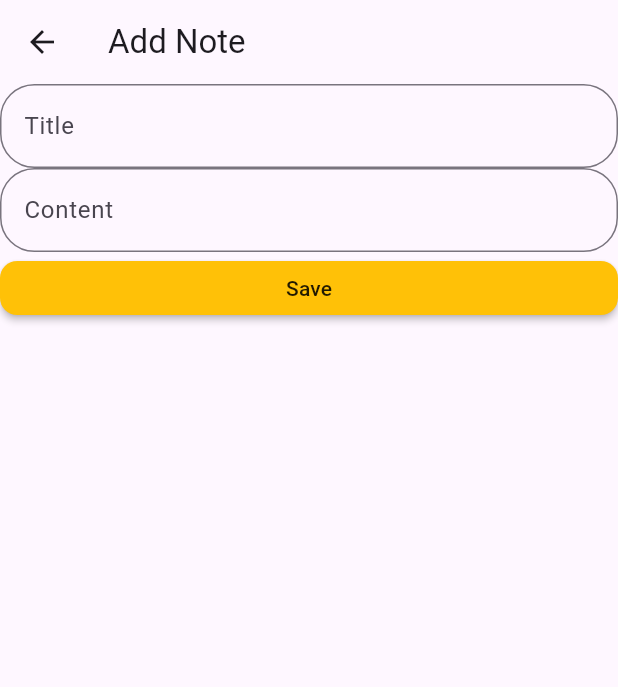
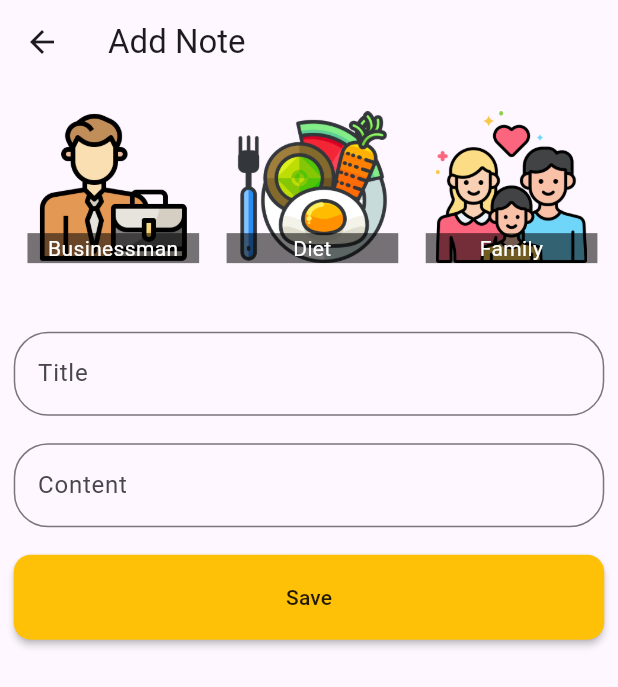
Before and after one commit to mohammedsaleh123/note_app_v2, a Flutter app: the AddNoteView screen opened by its route, on a phone screen of 412 x 824 dp. Shown: the top 687 px of the screen. Run offline on Flutter 3.47's test engine with Material 3 defaults, Android fonts, the phone set to English and light mode, and no system bars; our stand-ins replace expandable_text, flutter_bloc, flutter_screenutil, get, sqflite; accounts and stored records are empty.

Commit message:
create images list for display them

```diff
--- a/lib/business_logic/cubit/note_cubit.dart
+++ b/lib/business_logic/cubit/note_cubit.dart
@@ -1,6 +1,6 @@
 import 'package:flutter/material.dart';
 import 'package:flutter_bloc/flutter_bloc.dart';
-import 'package:note_app_v2/data/cache_services/database_service.dart';
+import 'package:note_app_v2/core/app_strings.dart';
 import 'package:note_app_v2/data/models/note_model.dart';
 import 'package:note_app_v2/data/repository/note_repo.dart';
 
@@ -8,8 +8,12 @@ part 'note_state.dart';
 
 class NoteCubit extends Cubit<NoteState> {
   NoteCubit() : super(NoteInitial());
+  TextEditingController titleController = TextEditingController();
+  TextEditingController contentController = TextEditingController();
   final Repository repository = Repository();
   List<NoteModel> notes = [];
+  String imageChoose = '';
+  String imageTitle = '';
 
   @override
   void onChange(Change<NoteState> change) {
@@ -25,9 +29,6 @@ class NoteCubit extends Cubit<NoteState> {
   // Future<void> close() {
   //   return super.close();
   // }
-
-  TextEditingController titleController = TextEditingController();
-  TextEditingController contentController = TextEditingController();
 
   void createDatabase() {
     try {
@@ -46,10 +47,10 @@ class NoteCubit extends Cubit<NoteState> {
     }
   }
 
-  void insertData() async {
+  void insertData(String noteImage) async {
     try {
       await repository.insertData(titleController.text, contentController.text,
-          DateTime.now().toString(), '');
+          DateTime.now().toString(), noteImage);
     } on Exception catch (e) {
       throw Exception(e.toString());
     }
@@ -73,4 +74,10 @@ class NoteCubit extends Cubit<NoteState> {
       throw Exception(e.toString());
     }
   }
+
+  void chooseImage(int? index) {
+    imageChoose = notesImages[index!];
+    imageTitle = notesTitles[index];
+    emit(NoteLoaded());
+  }
 }
--- a/lib/core/app_strings.dart
+++ b/lib/core/app_strings.dart
@@ -1,3 +1,5 @@
+import 'package:note_app_v2/core/images_assets.dart';
+
 const String databaseTableName = 'Notes';
 const String noteHomeRoute = '/';
 const String noteDetailsRoute = '/note_details';
@@ -5,3 +7,21 @@ const String noteEditRoute = '/note_edit';
 const String noteAddRoute = '/note_add';
 const String noteSettingsRoute = '/note_settings';
 const String noteShareRoute = '/note_share';
+
+const List<String> notesImages = [
+  Assets.assetsImagesBusinessman,
+  Assets.assetsImagesDiet,
+  Assets.assetsImagesFamily,
+  Assets.assetsImagesHealthcare,
+  Assets.assetsImagesMeditation,
+  Assets.assetsImagesMosque,
+];
+
+const List<String> notesTitles = [
+  'Businessman',
+  'Diet',
+  'Family',
+  'Healthcare',
+  'Meditation',
+  'Religion',
+];
--- /dev/null
+++ b/lib/core/images_assets.dart
@@ -0,0 +1,27 @@
+class Assets {
+  Assets._();
+
+  /// Assets for assetsImagesBusinessman
+  /// assets/images/businessman.png
+  static const String assetsImagesBusinessman = "assets/images/businessman.png";
+
+  /// Assets for assetsImagesDiet
+  /// assets/images/diet.png
+  static const String assetsImagesDiet = "assets/images/diet.png";
+
+  /// Assets for assetsImagesFamily
+  /// assets/images/family.png
+  static const String assetsImagesFamily = "assets/images/family.png";
+
+  /// Assets for assetsImagesHealthcare
+  /// assets/images/healthcare.png
+  static const String assetsImagesHealthcare = "assets/images/healthcare.png";
+
+  /// Assets for assetsImagesMeditation
+  /// assets/images/meditation.png
+  static const String assetsImagesMeditation = "assets/images/meditation.png";
+
+  /// Assets for assetsImagesMosque
+  /// assets/images/mosque.png
+  static const String assetsImagesMosque = "assets/images/mosque.png";
+}
--- a/lib/presentation/view/add_note_view.dart
+++ b/lib/presentation/view/add_note_view.dart
@@ -7,6 +7,8 @@ import 'package:note_app_v2/core/app_strings.dart';
 import 'package:note_app_v2/core/widgets/custom_button.dart';
 import 'package:note_app_v2/core/widgets/custom_text.dart';
 import 'package:note_app_v2/core/widgets/custom_text_field.dart';
+import 'package:note_app_v2/presentation/widgets/display_note_image.dart';
+import 'package:note_app_v2/presentation/widgets/notes_list_images.dart';
 
 class AddNoteView extends StatelessWidget {
   const AddNoteView({super.key});
@@ -19,28 +21,47 @@ class AddNoteView extends StatelessWidget {
       ),
       body: BlocBuilder<NoteCubit, NoteState>(
         builder: (context, state) {
+          final cubit = context.read<NoteCubit>();
           return SingleChildScrollView(
             child: Column(
               children: [
-                CustomTextField(
+                NotesListImages(
+                  cubit: cubit,
+                ),
+                DisplayNoteImage(
+                  cubit: cubit,
+                ),
+                Padding(
+                  padding: EdgeInsets.all(8.sp),
+                  child: CustomTextField(
                     hintText: 'Title',
                     textController: context.read<NoteCubit>().titleController,
                   ),
-                CustomTextField(
+                ),
+                Padding(
+                  padding: EdgeInsets.all(8.sp),
+                  child: CustomTextField(
                     hintText: 'Content',
                     textController: context.read<NoteCubit>().contentController,
                   ),
-                CustomButton(
+                ),
+                Padding(
+                  padding: EdgeInsets.all(8.sp),
+                  child: CustomButton(
                       onPressed: () {
-                      context.read<NoteCubit>().insertData();
-                      //BlocProvider.of<NoteCubit>(context).getData();
-
+                        context
+                            .read<NoteCubit>()
+                            .insertData(context.read<NoteCubit>().imageChoose);
                         Navigator.pushReplacementNamed(context, noteHomeRoute);
                       },
                       color: Colors.amber,
                       radius: 10.sp,
                       minWidth: Get.width,
-                    child: CustomText(text: 'Save')),
+                      child: Padding(
+                        padding: EdgeInsets.all(16.sp),
+                        child: CustomText(text: 'Save'),
+                      )),
+                ),
               ],
             ),
           );
--- a/lib/presentation/view/note_view.dart
+++ b/lib/presentation/view/note_view.dart
@@ -1,3 +1,4 @@
+import 'package:expandable_text/expandable_text.dart';
 import 'package:flutter/material.dart';
 import 'package:flutter_bloc/flutter_bloc.dart';
 import 'package:note_app_v2/business_logic/cubit/note_cubit.dart';
@@ -27,9 +28,7 @@ class _NoteViewState extends State<NoteView> {
         title: CustomText(text: 'Notes'),
       ),
       body: BlocBuilder<NoteCubit, NoteState>(builder: (context, state) {
-        // if (state is NoteInitial) {
-        //   return const Center(child: CircularProgressIndicator());
-        //}
+        final cubit = context.read<NoteCubit>();
         if (state is NoteLoading) {
           return Container();
         } else if (state is NoteError) {
@@ -40,11 +39,22 @@ class _NoteViewState extends State<NoteView> {
               itemBuilder: (context, index) {
                 return InkWell(
                   onTap: () {
-                    context.read<NoteCubit>().deleteData(index + 1);
+                    //context.read<NoteCubit>().deleteData(index + 1);
                   },
                   child: ListTile(
-                    title: CustomText(
-                        text: context.read<NoteCubit>().notes[index].title),
+                    leading: Image.asset(cubit.notes[index].noteImage),
+                    title: ExpandableText(
+                      cubit.notes[index].title,
+                      expandText: '...more',
+                      maxLines: 1,
+                      collapseText: '...less',
+                    ),
+                    subtitle: ExpandableText(
+                      cubit.notes[index].content,
+                      expandText: '...more',
+                      maxLines: 1,
+                      collapseText: '...less',
+                    ),
                   ),
                 );
               });
--- /dev/null
+++ b/lib/presentation/widgets/display_note_image.dart
@@ -0,0 +1,41 @@
+import 'package:flutter/material.dart';
+import 'package:flutter_screenutil/flutter_screenutil.dart';
+import 'package:note_app_v2/business_logic/cubit/note_cubit.dart';
+import 'package:note_app_v2/core/widgets/custom_text.dart';
+
+// ignore: must_be_immutable
+class DisplayNoteImage extends StatelessWidget {
+  DisplayNoteImage({
+    super.key,
+    required this.cubit,
+  });
+  NoteCubit cubit;
+
+  @override
+  Widget build(BuildContext context) {
+    return Padding(
+      padding: EdgeInsets.all(8.sp),
+      child: cubit.imageChoose == ''
+          ? const SizedBox()
+          : SizedBox(
+              height: 100.h,
+              width: 100.w,
+              child: GridTile(
+                footer: Container(
+                  color: Colors.black54,
+                  child: CustomText(
+                    text: cubit.imageTitle,
+                    textAlign: TextAlign.center,
+                    color: Colors.white,
+                  ),
+                ),
+                child: Image.asset(
+                  cubit.imageChoose,
+                  height: 100.h,
+                  width: 100.w,
+                ),
+              ),
+            ),
+    );
+  }
+}
--- /dev/null
+++ b/lib/presentation/widgets/notes_list_images.dart
@@ -0,0 +1,56 @@
+import 'package:flutter/material.dart';
+import 'package:flutter_screenutil/flutter_screenutil.dart';
+import 'package:note_app_v2/business_logic/cubit/note_cubit.dart';
+import 'package:note_app_v2/core/app_strings.dart';
+import 'package:note_app_v2/core/widgets/custom_text.dart';
+
+// ignore: must_be_immutable
+class NotesListImages extends StatelessWidget {
+  NotesListImages({
+    super.key,
+    required this.cubit,
+  });
+  NoteCubit cubit;
+
+  @override
+  Widget build(BuildContext context) {
+    return Padding(
+      padding: EdgeInsets.all(8.sp),
+      child: SizedBox(
+        height: 100.h,
+        child: ListView.builder(
+            scrollDirection: Axis.horizontal,
+            itemCount: notesImages.length,
+            itemBuilder: (context, index) {
+              return InkWell(
+                onTap: () {
+                  cubit.chooseImage(index);
+                },
+                child: Padding(
+                  padding: EdgeInsets.all(8.sp),
+                  child: SizedBox(
+                    height: 100.h,
+                    width: 100.w,
+                    child: GridTile(
+                      footer: Container(
+                        color: Colors.black54,
+                        child: CustomText(
+                          text: notesTitles[index],
+                          textAlign: TextAlign.center,
+                          color: Colors.white,
+                        ),
+                      ),
+                      child: Image.asset(
+                        notesImages[index],
+                        height: 100.h,
+                        width: 100.w,
+                      ),
+                    ),
+                  ),
+                ),
+              );
+            }),
+      ),
+    );
+  }
+}
--- a/pubspec.yaml
+++ b/pubspec.yaml
@@ -29,6 +29,7 @@ environment:
 # versions available, run `flutter pub outdated`.
 dependencies:
   cupertino_icons: ^1.0.6
+  expandable_text: ^2.3.0
   flutter:
     sdk: flutter
   flutter_bloc: ^8.1.4
@@ -78,3 +79,7 @@ flutter:
   #
   # For details regarding fonts from package dependencies,
   # see https://flutter.dev/custom-fonts/#from-packages
+flutter_assets:
+  assets_path: assets/images/
+  output_path: lib/core/
+  filename: images_assets.dart
```
Also changed, not shown: assets/images/businessman.png (added), assets/images/diet.png (added), assets/images/family.png (added), assets/images/healthcare.png (added), assets/images/meditation.png (added), assets/images/mosque.png (added), pubspec.lock. Lines whose indentation alone changed are shown as unchanged.
